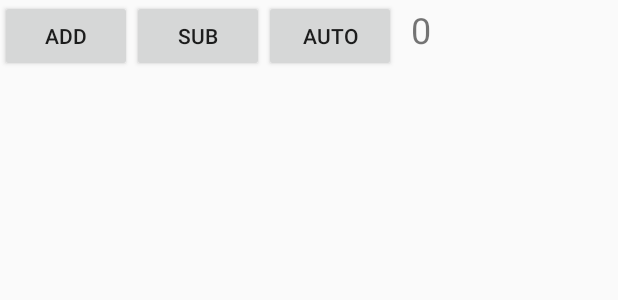
After one commit to zhouya2010/MyDemo, an Android app: the layout activity_num_mvp.xml on its own in the app's theme, with its tools: preview values and no code run, on a phone screen of 412 x 824 dp. The commit adds this screen. Shown: the top 300 px of the screen. Run offline under Robolectric (Android 15) with nearby library versions, the phone set to English and light mode, and no system bars.

```diff
--- a/app/src/main/AndroidManifest.xml
+++ b/app/src/main/AndroidManifest.xml
@@ -43,6 +43,7 @@
         <activity android:name=".download.DownLoadActivity"/>
         <activity android:name=".wifi.WifiSettings"/>
         <activity android:name=".mvc.CountActivity"/>
+        <activity android:name=".mvp.NumActivity"/>
     </application>
 
 </manifest>
--- a/app/src/main/java/app/example/com/mydemo/MainActivity.java
+++ b/app/src/main/java/app/example/com/mydemo/MainActivity.java
@@ -20,7 +20,7 @@ import org.xutils.view.annotation.ViewInject;
 import app.example.com.mydemo.contact.ContactListActivity;
 import app.example.com.mydemo.database.SprayActivity;
 import app.example.com.mydemo.download.DownLoadActivity;
-import app.example.com.mydemo.mvc.CountActivity;
+import app.example.com.mydemo.mvp.NumActivity;
 import app.example.com.mydemo.myview.MyView;
 import app.example.com.mydemo.video.VideoDemo;
 import app.example.com.mydemo.wifi.WifiSettings;
@@ -106,7 +106,7 @@ public class MainActivity extends BaseActivity {
                 break;
 
             case R.id.mvc_test_btn:
-                intent = new Intent(this, CountActivity.class);
+                intent = new Intent(this, NumActivity.class);
                 break;
 
             default:
--- /dev/null
+++ b/app/src/main/res/layout/activity_num_mvp.xml
@@ -0,0 +1,32 @@
+<?xml version="1.0" encoding="utf-8"?>
+<LinearLayout xmlns:android="http://schemas.android.com/apk/res/android"
+    android:orientation="horizontal" android:layout_width="match_parent"
+    android:layout_height="match_parent">
+
+    <Button
+        android:id="@+id/mvp_add"
+        android:layout_width="wrap_content"
+        android:layout_height="wrap_content"
+        android:text="add"/>
+
+    <Button
+        android:id="@+id/mvp_sub"
+        android:layout_width="wrap_content"
+        android:layout_height="wrap_content"
+        android:text="sub"/>
+
+    <Button
+        android:id="@+id/mvp_auto"
+        android:layout_width="wrap_content"
+        android:layout_height="wrap_content"
+        android:text="auto"/>
+
+    <TextView
+        android:id="@+id/mvp_text"
+        android:layout_width="wrap_content"
+        android:layout_height="wrap_content"
+        android:layout_marginLeft="10dp"
+        android:text="0"
+        android:textSize="24sp"/>
+
+</LinearLayout>
```
Also changed, not shown: app/src/main/java/app/example/com/mydemo/mvp/INumPresenter.java (added, +8 -0 lines), app/src/main/java/app/example/com/mydemo/mvp/NumActivity.java (added, +61 -0 lines), app/src/main/java/app/example/com/mydemo/mvp/NumListener.java (added, +10 -0 lines), app/src/main/java/app/example/com/mydemo/mvp/NumPresenterImpl.java (added, +53 -0 lines), app/src/main/java/app/example/com/mydemo/mvp/NumView.java (added, +9 -0 lines), app/src/main/java/app/example/com/mydemo/mvp/TemBean.java (added, +57 -0 lines), app/src/main/java/app/example/com/mydemo/mvp/TemBeanBiz.java (added, +11 -0 lines).
